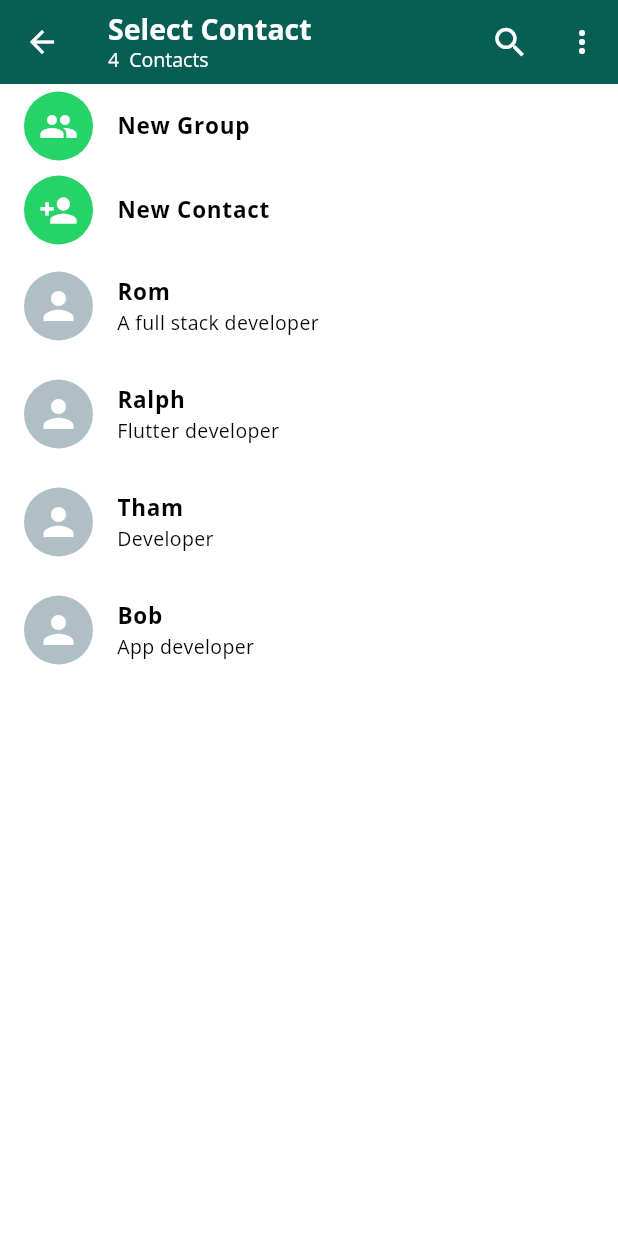
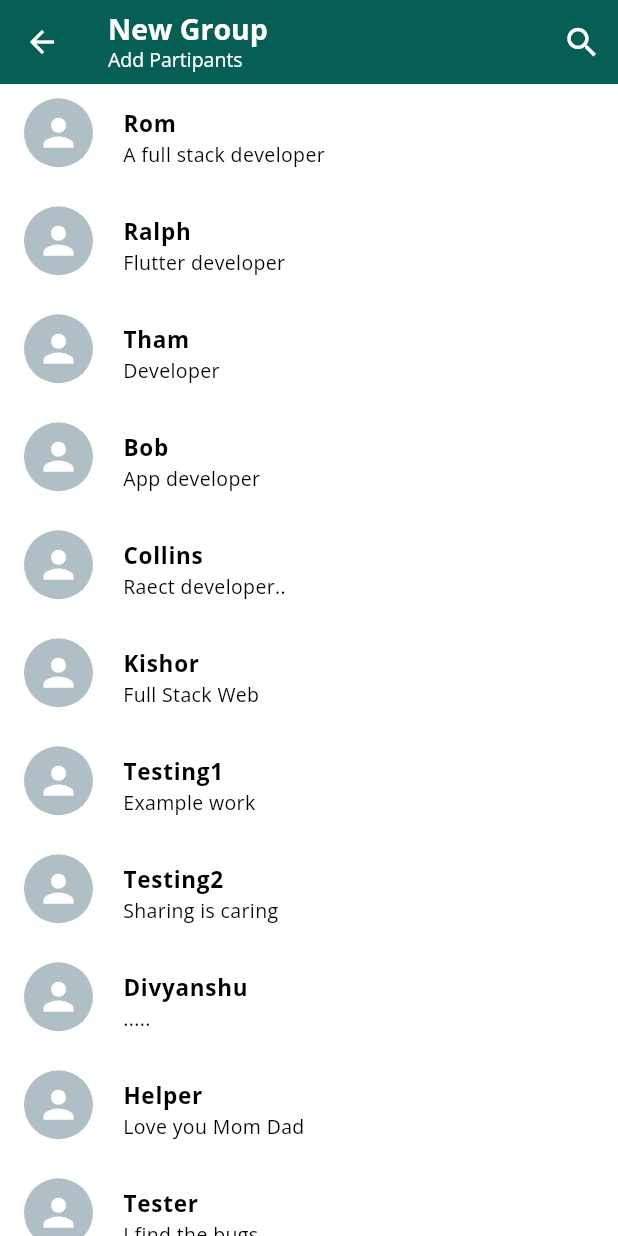
Before and after one commit to romelt777/ChatApp, a Flutter app: the SelectContact screen opened directly, after a tap on "New Group", on a phone screen of 412 x 824 dp. Run offline on Flutter 3.47's test engine with Material 3 defaults, Android fonts, the phone set to English and light mode, and no system bars; our stand-ins replace emoji_picker_flutter, flutter_svg.

Commit message:
able to select contacts for new group

```diff
--- a/lib/customui/button_card.dart
+++ b/lib/customui/button_card.dart
@@ -7,16 +7,13 @@ class ButtonCard extends StatelessWidget {
 
   @override
   Widget build(BuildContext context) {
-    return InkWell(
-      onTap: () {},
-      child: ListTile(
-        leading: CircleAvatar(
-          radius: 23,
-          backgroundColor: Color(0xFF25D366),
-          child: Icon(icon, size: 26, color: Colors.white),
-        ),
-        title: Text(name, style: TextStyle(fontSize: 15, fontWeight: FontWeight.bold)),
+    return ListTile(
+      leading: CircleAvatar(
+        radius: 23,
+        backgroundColor: Color(0xFF25D366),
+        child: Icon(icon, size: 26, color: Colors.white),
       ),
+      title: Text(name, style: TextStyle(fontSize: 15, fontWeight: FontWeight.bold)),
     );
   }
 }
--- a/lib/customui/contact_card.dart
+++ b/lib/customui/contact_card.dart
@@ -8,17 +8,33 @@ class ContactCard extends StatelessWidget {
 
   @override
   Widget build(BuildContext context) {
-    return InkWell(
-      onTap: () {},
-      child: ListTile(
-        leading: CircleAvatar(
-          radius: 23,
-          backgroundColor: Colors.blueGrey[200],
-          child: SvgPicture.asset("assets/person.svg", color: Colors.white, height: 30, width: 30),
+    return ListTile(
+      leading: Container(
+        height: 53,
+        width: 50,
+        child: Stack(
+          children: [
+            CircleAvatar(
+              radius: 23,
+              backgroundColor: Colors.blueGrey[200],
+              child: SvgPicture.asset("assets/person.svg", color: Colors.white, height: 30, width: 30),
+            ),
+            contact.select ?? false
+                ? Positioned(
+                  bottom: 4,
+                  right: 5,
+                  child: CircleAvatar(
+                    backgroundColor: Colors.teal,
+                    radius: 11,
+                    child: Icon(Icons.check, color: Colors.white, size: 18),
+                  ),
+                )
+                : Container(),
+          ],
         ),
-        title: Text(contact.name, style: TextStyle(fontSize: 15, fontWeight: FontWeight.bold)),
-        subtitle: Text(contact.status ?? "No Status", style: TextStyle(fontSize: 13)),
       ),
+      title: Text(contact.name, style: TextStyle(fontSize: 15, fontWeight: FontWeight.bold)),
+      subtitle: Text(contact.status ?? "No Status", style: TextStyle(fontSize: 13)),
     );
   }
 }
--- a/lib/data/contact_data.dart
+++ b/lib/data/contact_data.dart
@@ -34,5 +34,12 @@ class ContactData {
       time: "9:40",
       currentMessage: "Hi Buddy",
     ),
+    ChatModel(name: "Collins", status: "Raect developer.."),
+    ChatModel(name: "Kishor", status: "Full Stack Web"),
+    ChatModel(name: "Testing1", status: "Example work"),
+    ChatModel(name: "Testing2", status: "Sharing is caring"),
+    ChatModel(name: "Divyanshu", status: "....."),
+    ChatModel(name: "Helper", status: "Love you Mom Dad"),
+    ChatModel(name: "Tester", status: "I find the bugs"),
   ];
 }
--- a/lib/model/chat_model.dart
+++ b/lib/model/chat_model.dart
@@ -5,6 +5,7 @@ class ChatModel {
   String? time;
   String? currentMessage;
   String? status;
+  bool? select = false;
 
-  ChatModel({required this.name, this.icon, this.isGroup, this.time, this.currentMessage, this.status});
+  ChatModel({required this.name, this.icon, this.isGroup, this.time, this.currentMessage, this.status, this.select});
 }
--- /dev/null
+++ b/lib/screens/create_group.dart
@@ -0,0 +1,57 @@
+import 'package:chat_app/customui/button_card.dart';
+import 'package:chat_app/customui/contact_card.dart';
+import 'package:chat_app/data/contact_data.dart';
+import 'package:chat_app/model/chat_model.dart';
+import 'package:flutter/material.dart';
+
+class CreateGroup extends StatefulWidget {
+  const CreateGroup({super.key});
+
+  @override
+  State<CreateGroup> createState() => _SelectContactState();
+}
+
+class _SelectContactState extends State<CreateGroup> {
+  final data = ContactData();
+  List<ChatModel> groups = [];
+
+  @override
+  Widget build(BuildContext context) {
+    return Scaffold(
+      //APPBAR
+      appBar: AppBar(
+        title: Column(
+          mainAxisAlignment: MainAxisAlignment.start,
+          crossAxisAlignment: CrossAxisAlignment.start,
+          children: [
+            Text("New Group", style: TextStyle(fontSize: 19, fontWeight: FontWeight.bold)),
+            Text("Add Partipants", style: TextStyle(fontSize: 13)),
+          ],
+        ),
+        actions: [IconButton(onPressed: () {}, icon: Icon(Icons.search, size: 26))],
+      ),
+      //BODY
+      body: ListView.builder(
+        itemCount: data.contactData.length,
+        itemBuilder: (context, index) {
+          return InkWell(
+            onTap: () {
+              if (data.contactData[index].select == false) {
+                setState(() {
+                  data.contactData[index].select = true;
+                  groups.add(data.contactData[index]);
+                });
+              } else {
+                setState(() {
+                  data.contactData[index].select = false;
+                  groups.remove(data.contactData[index]);
+                });
+              }
+            },
+            child: ContactCard(contact: data.contactData[index]),
+          );
+        },
+      ),
+    );
+  }
+}
--- a/lib/screens/select_contact.dart
+++ b/lib/screens/select_contact.dart
@@ -1,6 +1,7 @@
 import 'package:chat_app/customui/button_card.dart';
 import 'package:chat_app/customui/contact_card.dart';
 import 'package:chat_app/data/contact_data.dart';
+import 'package:chat_app/screens/create_group.dart';
 import 'package:flutter/material.dart';
 
 class SelectContact extends StatefulWidget {
@@ -51,11 +52,16 @@ class _SelectContactState extends State<SelectContact> {
         itemCount: data.contactData.length + 2,
         itemBuilder: (context, index) {
           if (index == 0) {
-            return ButtonCard(icon: Icons.group, name: "New Group");
+            return InkWell(
+              onTap: () {
+                Navigator.push(context, MaterialPageRoute(builder: (builder) => CreateGroup()));
+              },
+              child: ButtonCard(icon: Icons.group, name: "New Group"),
+            );
           } else if (index == 1) {
             return ButtonCard(icon: Icons.person_add, name: "New Contact");
           }
-          return ContactCard(contact: data.contactData[index - 2]);
+          return InkWell(onTap: () {}, child: ContactCard(contact: data.contactData[index - 2]));
         },
       ),
     );
```
